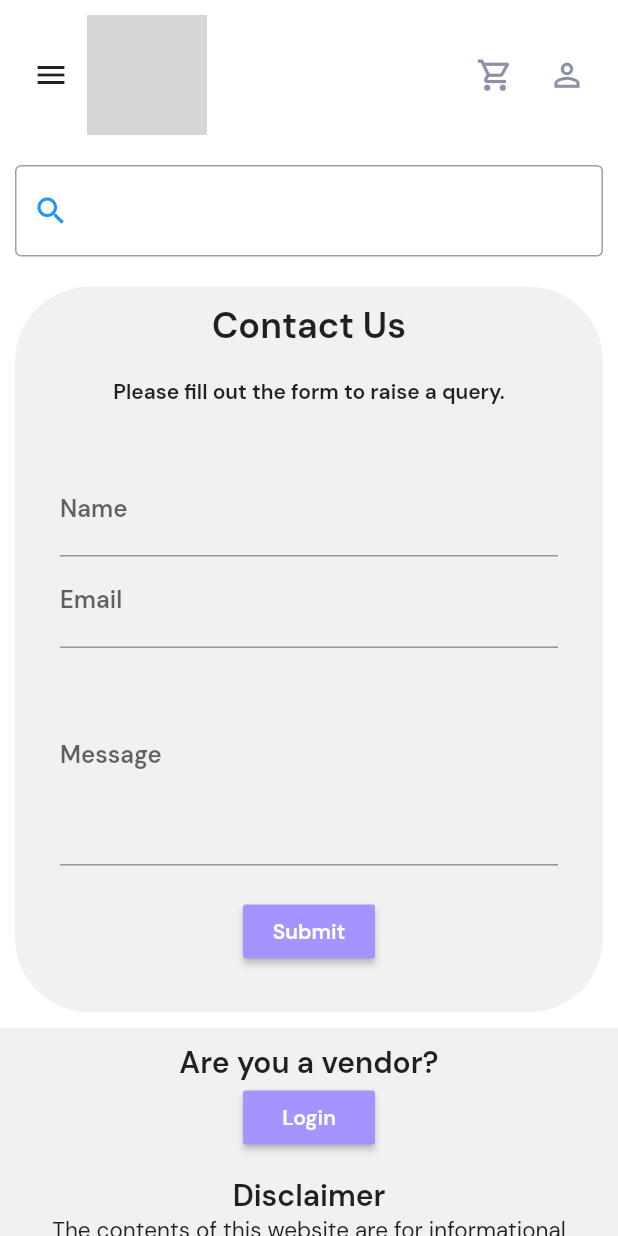
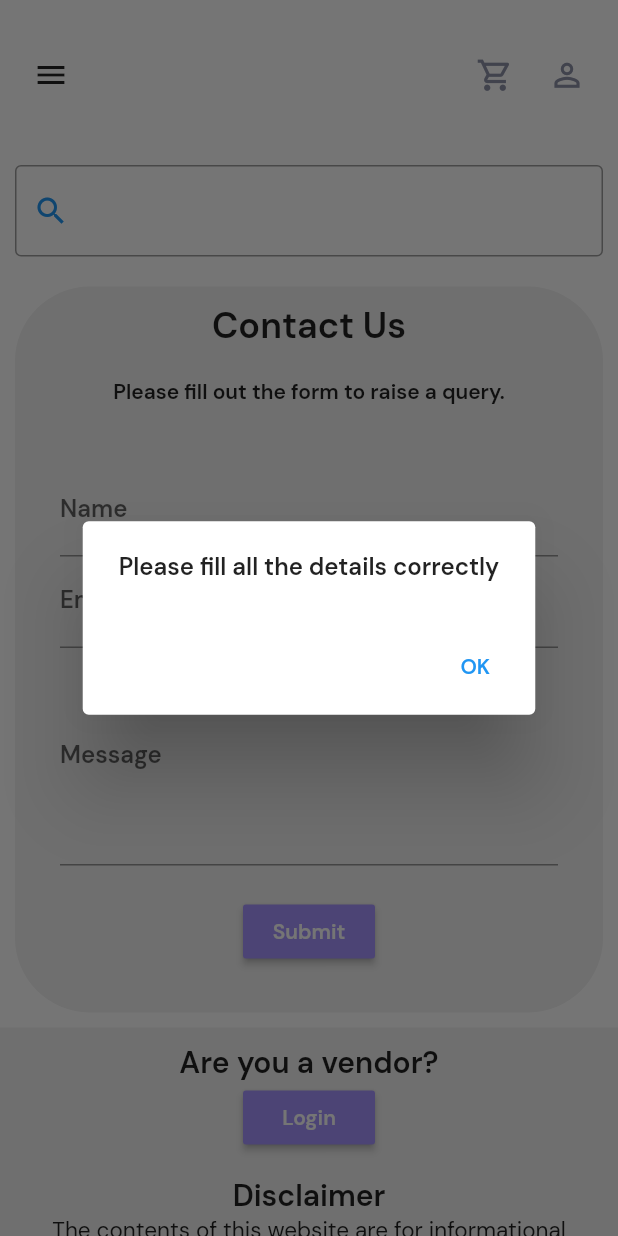
Before and after one commit to Jnananidhi/almed_in, a Flutter app: the ContactUsApp screen opened by its route, after a tap on "Submit", on a phone screen of 412 x 824 dp. Run offline on Flutter 3.47's test engine with Material 2 defaults, Android fonts, the phone set to English and light mode, and no system bars; our stand-ins replace auto_size_text, carousel_slider, dots_indicator, expansion_tile_card; network calls fail; grey boxes are pictures that could not be loaded.

Commit message:
contact screen validations done constant api added for the Server URL

```diff
--- a/lib/Screens/Home/contact_screen.dart
+++ b/lib/Screens/Home/contact_screen.dart
@@ -1,10 +1,9 @@
 import 'dart:convert';
-
+import 'package:almed_in/constants.dart';
 import 'package:almed_in/Screens/Home/faq_screen.dart';
 import 'package:almed_in/Screens/Home/home_screen.dart';
 import 'package:almed_in/Screens/Home/widgets/bottomnav.dart';
 import 'package:almed_in/Screens/Home/widgets/menu.dart';
-import 'package:almed_in/constants.dart';
 import 'package:http/http.dart' as http;
 import 'package:flutter/material.dart';
 
@@ -97,9 +96,9 @@ class ContactUsApp extends StatelessWidget {
                    child: Column(
                      children: [
                        //now we create menu and header
-                       Navigation(),
+                       const Navigation(),
                        ContactUsScreen(),
-                       BottomNav()
+                       const BottomNav()
                        //now we will make our site responsive
                      ],
                    ),
@@ -112,7 +111,7 @@ class ContactUsScreen extends StatelessWidget {
   @override
   Widget build(BuildContext context) {
     return Container(
-        margin: EdgeInsets.symmetric(vertical: 10,horizontal: 10),
+        margin: const EdgeInsets.symmetric(vertical: 10,horizontal: 10),
         decoration: const BoxDecoration(color: kgreyColor ,borderRadius: BorderRadius.all(Radius.circular(50))),
       child: Column(
         children: [
@@ -128,16 +127,16 @@ class ContactUsScreen extends StatelessWidget {
       child:Column(
         mainAxisAlignment: MainAxisAlignment.center,
         children: [
-          Text(
+          const Text(
             'Contact Us',
             style: TextStyle(
               fontSize: 24,
               fontWeight: FontWeight.bold,
             ),
           ),
-          SizedBox(height: 20),
-          Text('Please fill out the form to raise a query.'),
-          SizedBox(height: 20),
+          const SizedBox(height: 20),
+          const Text('Please fill out the form to raise a query.'),
+          const SizedBox(height: 20),
           ContactForm(),
         ],
       ),
@@ -156,10 +155,17 @@ class _ContactFormState extends State<ContactForm> {
   final TextEditingController emailController = TextEditingController();
   final TextEditingController messageController = TextEditingController();
 
+
+  bool isValidEmail() {
+    // Basic email validation using a regular expression
+    return RegExp(r'^[\w-]+(\.[\w-]+)*@[\w-]+(\.[\w-]+)+$').hasMatch(emailController.text);
+  }
+
+
   Future<void> senddata() async {
     try {
       final response = await http.post(
-        Uri.parse("http://192.168.15.100:8080/formData.php"),
+        Uri.parse("${api}formData.php"),
         body: {
           "Name": nameController.text,
           "Email": emailController.text,
@@ -169,10 +175,26 @@ class _ContactFormState extends State<ContactForm> {
 
       if (response.statusCode == 200) {
 
-        // Request was successful, handle the response here if needed.
-        // For example, you can parse the response JSON.
+        // For example, you can parse the response JSON with below 2 lines
         final responseData = json.decode(response.body);
         print(responseData);
+        showDialog(
+          context: context,
+          builder: (context) {
+            return AlertDialog(
+              title: const Text('Successful'),
+              content: const Text('Your feedback has been recorded. We will get back to you as soon as possible'),
+              actions: [
+                TextButton(
+                  onPressed: () {
+                    Navigator.of(context).pop();
+                  },
+                  child: const Text('OK'),
+                ),
+              ],
+            );
+          },
+        );
         // Do something with responseData.
       } else {
         // Handle the case when the request was not successful.
@@ -188,28 +210,64 @@ class _ContactFormState extends State<ContactForm> {
   @override
   Widget build(BuildContext context) {
     return Container(
-      padding: EdgeInsets.all(20),
+      padding: const EdgeInsets.all(20),
       child: Column(
         children: [
           TextField(
             controller: nameController,
-            decoration: InputDecoration(labelText: 'Name'),
+            decoration: const InputDecoration(labelText: 'Name'),
           ),
           TextField(
             controller: emailController,
-            decoration: InputDecoration(labelText: 'Email'),
+            decoration: const InputDecoration(labelText: 'Email'),
           ),
           TextField(
             controller: messageController,
-            decoration: InputDecoration(labelText: 'Message'),
+            decoration: const InputDecoration(labelText: 'Message'),
             maxLines: 5,
           ),
-          SizedBox(height: 20),
+          const SizedBox(height: 20),
               MaterialButton(
                 color: kSecondaryColor,
                 onPressed: () {
+                  if(nameController.text.isEmpty|| emailController.text.isEmpty || messageController.text.isEmpty){
+                    showDialog(
+                      context: context,
+                      builder: (context) {
+                        return AlertDialog(
+                          content: const Text('Please fill all the details correctly'),
+                          actions: [
+                            TextButton(
+                              onPressed: () {
+                                Navigator.of(context).pop();
+                              },
+                              child: const Text('OK'),
+                            ),
+                          ],
+                        );
+                      },
+                    );  // showDialog
+                  }else if(!isValidEmail()){
+                    showDialog(
+                      context: context,
+                      builder: (context) {
+                        return AlertDialog(
+                          content: const Text('Entered mail is incorrect..'),
+                          actions: [
+                            TextButton(
+                              onPressed: () {
+                                Navigator.of(context).pop();
+                              },
+                              child: const Text('OK'),
+                            ),
+                          ],
+                        );
+                      },
+                    );
+                  }
+                  else{
                   // Handle form submission here
-                  senddata();
+                  senddata();}
                 },
                 child: const Text(
                   "Submit",
--- a/lib/constants.dart
+++ b/lib/constants.dart
@@ -19,3 +19,5 @@ final kDefaultShadow = BoxShadow(
   blurRadius: 20,
   color: const Color(0xFF0700B1).withOpacity(0.15),
 );
+
+const String api = "http://192.168.15.100:8080/";
```
